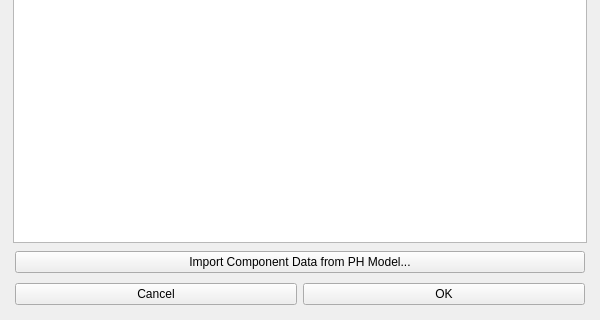
Before: the Qt Designer form CC_GUI/views/ui_files/layout_bldg_components.ui in PH-Tools/CarbonCheck, drawn with Qt 5; both pictures show x 0 to 600 and y 470 to 790 of the 600 by 790 pixel window.
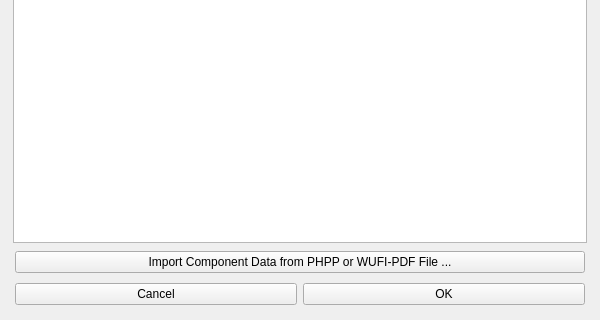
After: the same form once the commit is applied.

What changed in the file:
```diff
--- a/CC_GUI/views/ui_files/layout_bldg_components.ui
+++ b/CC_GUI/views/ui_files/layout_bldg_components.ui
@@ -63,7 +63,7 @@
          <item>
           <widget class="QPushButton" name="btn_add_bldg_component_info">
            <property name="text">
-            <string>Import Component Data from PH Model...</string>
+            <string>Import Component Data from PHPP or WUFI-PDF File ...</string>
            </property>
           </widget>
          </item>
```
